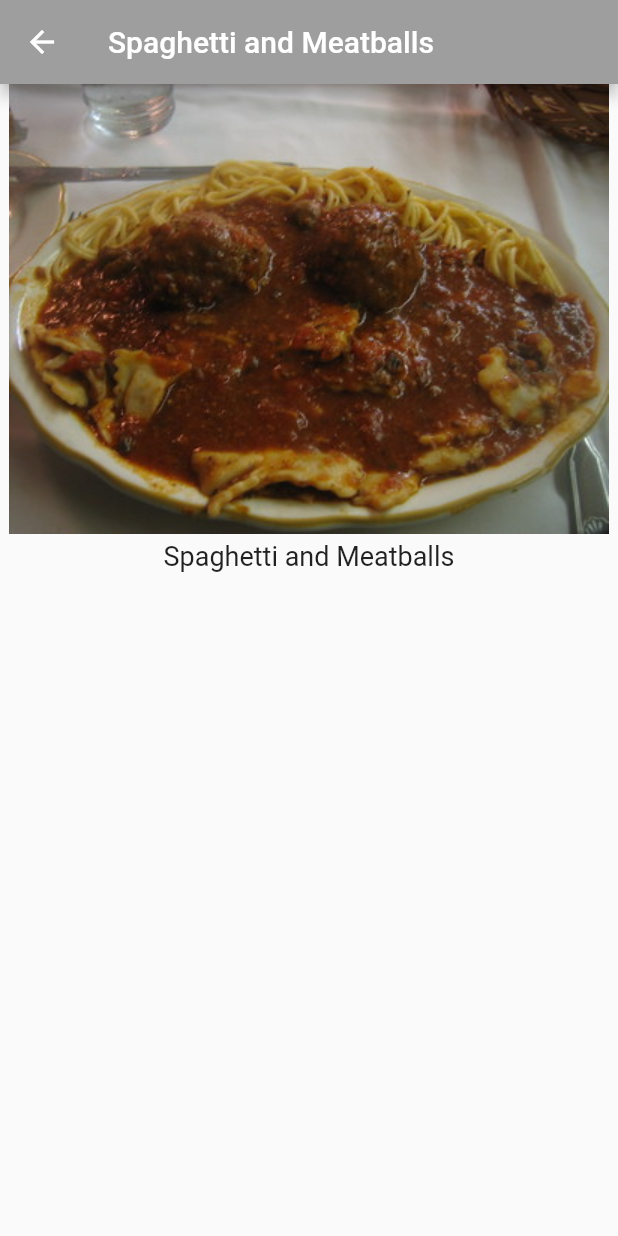
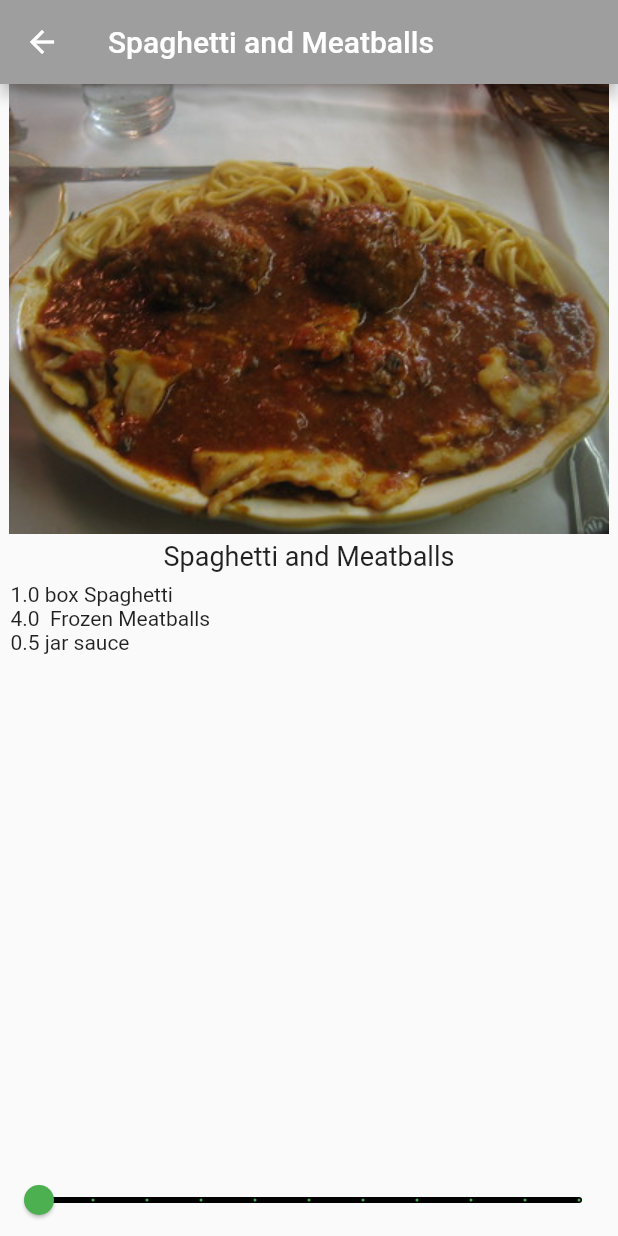
Before and after one commit to chawatvish/100day_flutter, a Flutter app: the screen it shows after launch, after a tap on "Spaghetti and Meatballs", on a phone screen of 412 x 824 dp. Run offline on Flutter 3.47's test engine with Material 2 defaults, Android fonts, the light colour scheme and no system bars.

Commit message:
Added ingredients

```diff
--- a/flutter_day_2/lib/model/recipe.dart
+++ b/flutter_day_2/lib/model/recipe.dart
@@ -1,32 +1,83 @@
 class Recipe {
   String label;
   String imageUrl;
+  int servings;
+  List<Ingredient> ingredients;
 
-  Recipe(this.label, this.imageUrl);
+  Recipe(
+    this.label,
+    this.imageUrl,
+    this.servings,
+    this.ingredients,
+  );
   static List<Recipe> samples = [
     Recipe(
       'Spaghetti and Meatballs',
       'assets/2126711929_ef763de2b3_w.jpg',
+      4,
+      [
+        Ingredient(1, 'box', 'Spaghetti'),
+        Ingredient(4, '', 'Frozen Meatballs'),
+        Ingredient(0.5, 'jar', 'sauce'),
+      ],
     ),
     Recipe(
       'Tomato Soup',
       'assets/27729023535_a57606c1be.jpg',
+      2,
+      [Ingredient(1, 'can', 'Tomato Soup')],
     ),
     Recipe(
       'Grilled Cheese',
       'assets/3187380632_5056654a19_b.jpg',
+      1,
+      [
+        Ingredient(2, 'slices', 'Cheese'),
+        Ingredient(2, 'slices', 'Bread'),
+      ],
     ),
     Recipe(
       'Chocolate Chip Cookies',
       'assets/15992102771_b92f4cc00a_b.jpg',
+      24,
+      [
+        Ingredient(4, 'cups', 'flour'),
+        Ingredient(2, 'cups', 'sugar'),
+        Ingredient(0.5, 'cups', 'chocolate chips'),
+      ],
     ),
     Recipe(
       'Taco Salad',
       'assets/8533381643_a31a99e8a6_c.jpg',
+      1,
+      [
+        Ingredient(4, 'oz', 'nachos'),
+        Ingredient(3, 'oz', 'taco meat'),
+        Ingredient(0.5, 'cup', 'cheese'),
+        Ingredient(0.25, 'cup', 'chopped tomatoes'),
+      ],
     ),
     Recipe(
       'Hawaiian Pizza',
       'assets/15452035777_294cefced5_c.jpg',
+      4,
+      [
+        Ingredient(1, 'item', 'pizza'),
+        Ingredient(1, 'cup', 'pineapple'),
+        Ingredient(8, 'oz', 'ham'),
+      ],
     ),
   ];
 }
+
+class Ingredient {
+  double quantity;
+  String measure;
+  String name;
+
+  Ingredient(
+    this.quantity,
+    this.measure,
+    this.name,
+  );
+}
--- a/flutter_day_2/lib/recipe_detail.dart
+++ b/flutter_day_2/lib/recipe_detail.dart
@@ -16,6 +16,8 @@ class RecipeDetail extends StatefulWidget {
 }
 
 class _RecipeDetailState extends State<RecipeDetail> {
+  var _sliderVal = 1;
+
   @override
   Widget build(BuildContext context) {
     return Scaffold(
@@ -39,6 +41,31 @@ class _RecipeDetailState extends State<RecipeDetail> {
               widget.recipe.label,
               style: const TextStyle(fontSize: 18),
             ),
+            Expanded(
+              child: ListView.builder(
+                padding: const EdgeInsets.all(7.0),
+                itemCount: widget.recipe.ingredients.length,
+                itemBuilder: (context, index) {
+                  final ingredient = widget.recipe.ingredients[index];
+                  return Text(
+                      '${ingredient.quantity * _sliderVal} ${ingredient.measure} ${ingredient.name}');
+                },
+              ),
+            ),
+            Slider(
+              min: 1,
+              max: 10,
+              divisions: 10,
+              label: '${_sliderVal * widget.recipe.servings} servings',
+              value: _sliderVal.toDouble(),
+              onChanged: (newValue) {
+                setState(() {
+                  _sliderVal = newValue.round();
+                });
+              },
+              activeColor: Colors.green,
+              inactiveColor: Colors.black,
+            )
           ],
         ),
       ),
```
